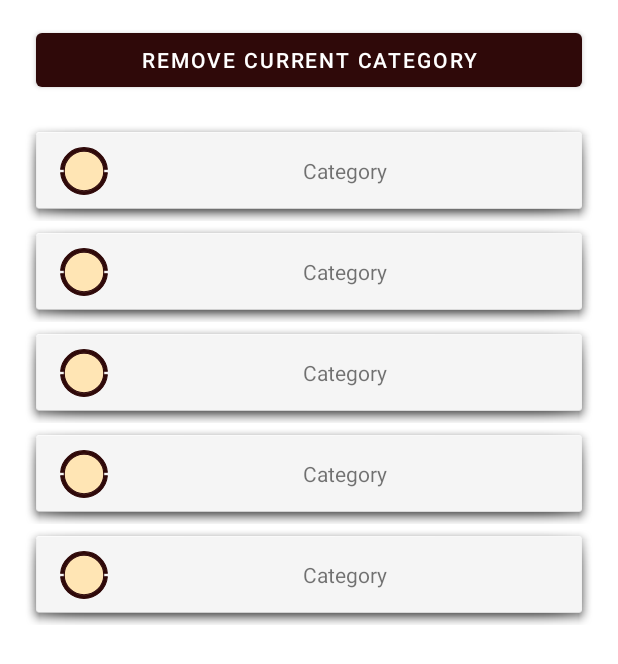
After one commit to dnloop/NoteApp, an Android app: the layout dialog_category_list.xml on its own in the app's theme, with its tools: preview values and no code run, on a phone screen of 412 x 824 dp. The commit adds this screen. Shown: the top 664 px of the screen. Run offline under Robolectric (Android 15) with nearby library versions, the phone set to English and light mode, and no system bars.

Commit message:
Add category dialog selector.

```diff
--- /dev/null
+++ b/app/src/main/res/layout/dialog_category_list.xml
@@ -0,0 +1,36 @@
+<?xml version="1.0" encoding="utf-8"?>
+<androidx.constraintlayout.widget.ConstraintLayout xmlns:android="http://schemas.android.com/apk/res/android"
+    xmlns:app="http://schemas.android.com/apk/res-auto"
+    xmlns:tools="http://schemas.android.com/tools"
+    android:layout_width="match_parent"
+    android:layout_height="wrap_content">
+
+    <Button
+        android:id="@+id/btn_remove"
+        android:layout_width="0dp"
+        android:layout_height="48dp"
+        android:layout_marginStart="24dp"
+        android:layout_marginTop="16dp"
+        android:layout_marginEnd="24dp"
+        android:layout_marginBottom="8dp"
+        android:text="@string/btn_remove_category"
+        app:layout_constraintBottom_toTopOf="@+id/category_simple_list"
+        app:layout_constraintEnd_toEndOf="parent"
+        app:layout_constraintStart_toStartOf="parent"
+        app:layout_constraintTop_toTopOf="parent" />
+
+    <androidx.recyclerview.widget.RecyclerView
+        android:id="@+id/category_simple_list"
+        android:layout_width="0dp"
+        android:layout_height="350dp"
+        android:layout_marginStart="16dp"
+        android:layout_marginTop="8dp"
+        android:layout_marginEnd="16dp"
+        android:layout_marginBottom="16dp"
+        app:layout_constraintBottom_toBottomOf="parent"
+        app:layout_constraintEnd_toEndOf="parent"
+        app:layout_constraintStart_toStartOf="parent"
+        app:layout_constraintTop_toBottomOf="@+id/btn_remove"
+        tools:itemCount="5"
+        tools:listitem="@layout/list_item_category_simple" />
+</androidx.constraintlayout.widget.ConstraintLayout>
--- a/app/src/main/res/values/strings.xml
+++ b/app/src/main/res/values/strings.xml
@@ -46,4 +46,5 @@
     <string name="insert_category">Insert Category</string>
     <string name="edit_category">Edit Category</string>
     <string name="text_name">Name</string>
+    <string name="btn_remove_category">Remove current category</string>
 </resources>
```
Also changed, not shown: 1 other file.
